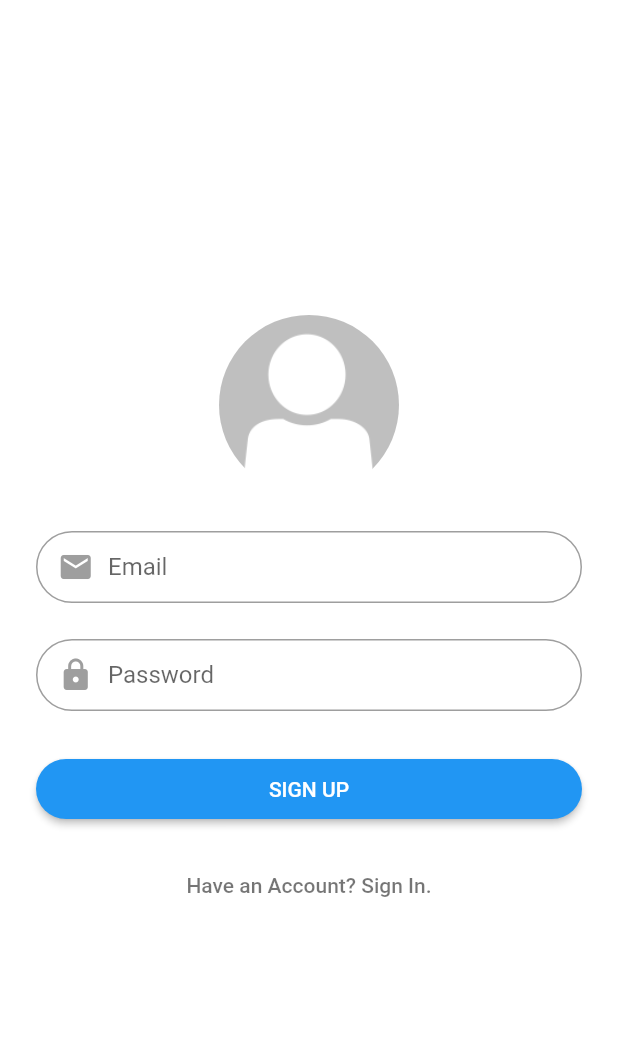
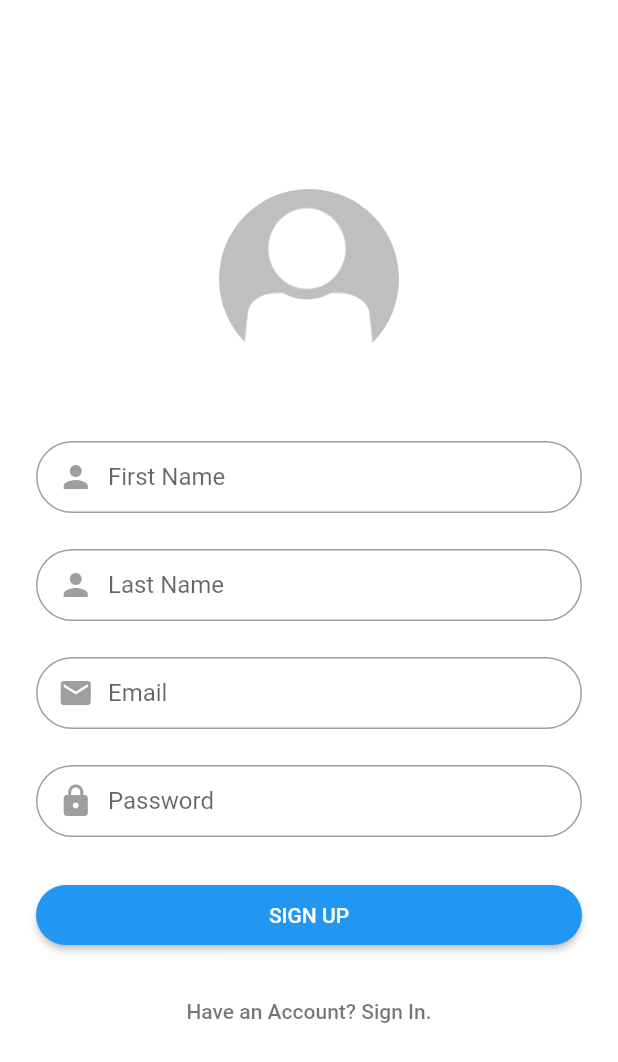
Before and after one commit to jayjay-w/home_finance, a Flutter app: the screen it shows after launch, after a tap on "SIGN IN", after a tap on "Create an Account", on a phone screen of 412 x 824 dp. Shown: the top 1062 px of the screen. Run offline on Flutter 3.47's test engine with Material 2 defaults, Android fonts, the phone set to English and light mode, and no system bars; our stand-ins replace cloud_firestore, firebase_auth, flushbar, shared_preferences; accounts and stored records are empty.

Commit message:
Mobile: Can create new user and login

```diff
--- a/mobile/lib/models/user.dart
+++ b/mobile/lib/models/user.dart
@@ -17,28 +17,28 @@ String userToJson(User data) {
 
 class User {
   String userId;
-  // String firstName;
-  // String lastName;
+  String firstName;
+  String lastName;
   String email;
 
   User({
     this.userId,
-    // this.firstName,
-    // this.lastName,
+    this.firstName,
+    this.lastName,
     this.email,
   });
 
   factory User.fromJson(Map<String, dynamic> json) => new User(
         userId: json["userId"],
-        // firstName: json["firstName"],
-        // lastName: json["lastName"],
+        firstName: json["firstName"],
+        lastName: json["lastName"],
         email: json["email"],
       );
 
   Map<String, dynamic> toJson() => {
         "userId": userId,
-        // "firstName": firstName,
-        // "lastName": lastName,
+        "firstName": firstName,
+        "lastName": lastName,
         "email": email,
       };
 
--- a/mobile/lib/ui/screens/home.dart
+++ b/mobile/lib/ui/screens/home.dart
@@ -91,8 +91,8 @@ class _HomeScreenState extends State<HomeScreen> {
 //check for null https://stackoverflow.com/questions/49775261/check-null-in-ternary-operation
       final userId = appState?.firebaseUserAuth?.uid ?? '';
       final email = appState?.firebaseUserAuth?.email ?? '';
-      final firstName = ""; // appState?.user?.firstName ?? '';
-      final lastName = ""; // appState?.user?.lastName ?? '';
+      final firstName = appState?.user?.firstName ?? '';
+      final lastName = appState?.user?.lastName ?? '';
       final settingsId = appState?.settings?.settingsId ?? '';
       final userIdLabel = Text('App Id: ');
       final emailLabel = Text('Email: ');
--- a/mobile/lib/ui/screens/sign_in.dart
+++ b/mobile/lib/ui/screens/sign_in.dart
@@ -164,10 +164,10 @@ class _SignInScreenState extends State<SignInScreen> {
       } catch (e) {
         _changeLoadingVisible();
         print("Sign In Error: $e");
-        //String exception = Auth.getExceptionText(e);
+        String exception = Auth.getExceptionText(e);
         Flushbar(
           title: "Sign In Error",
-          message: e.toString(),
+          message: exception,
           duration: Duration(seconds: 5),
         )..show(context);
       }
--- a/mobile/lib/ui/screens/sign_up.dart
+++ b/mobile/lib/ui/screens/sign_up.dart
@@ -125,8 +125,8 @@ class _SignUpScreenState extends State<SignUpScreen> {
         ),
         onPressed: () {
           _emailSignUp(
-              // firstName: _firstName.text,
-              // lastName: _lastName.text,
+              firstName: _firstName.text,
+              lastName: _lastName.text,
               email: _email.text,
               password: _password.text,
               context: context);
@@ -162,10 +162,10 @@ class _SignUpScreenState extends State<SignUpScreen> {
                     crossAxisAlignment: CrossAxisAlignment.stretch,
                     children: <Widget>[
                       logo,
-                      // SizedBox(height: 48.0),
-                      // firstName,
-                      // SizedBox(height: 24.0),
-                      // lastName,
+                      SizedBox(height: 48.0),
+                      firstName,
+                      SizedBox(height: 24.0),
+                      lastName,
                       SizedBox(height: 24.0),
                       email,
                       SizedBox(height: 24.0),
@@ -191,8 +191,8 @@ class _SignUpScreenState extends State<SignUpScreen> {
 
   void _emailSignUp(
       {
-      // String firstName,
-      // String lastName,
+      String firstName,
+      String lastName,
       String email,
       String password,
       BuildContext context}) async {
@@ -205,8 +205,8 @@ class _SignUpScreenState extends State<SignUpScreen> {
           Auth.addUserSettingsDB(new User(
             userId: uID,
             email: email,
-            // firstName: firstName,
-            // lastName: lastName,
+            firstName: firstName,
+            lastName: lastName,
           ));
         });
         //now automatically login user too
```
Also changed, not shown: 6 other files.
